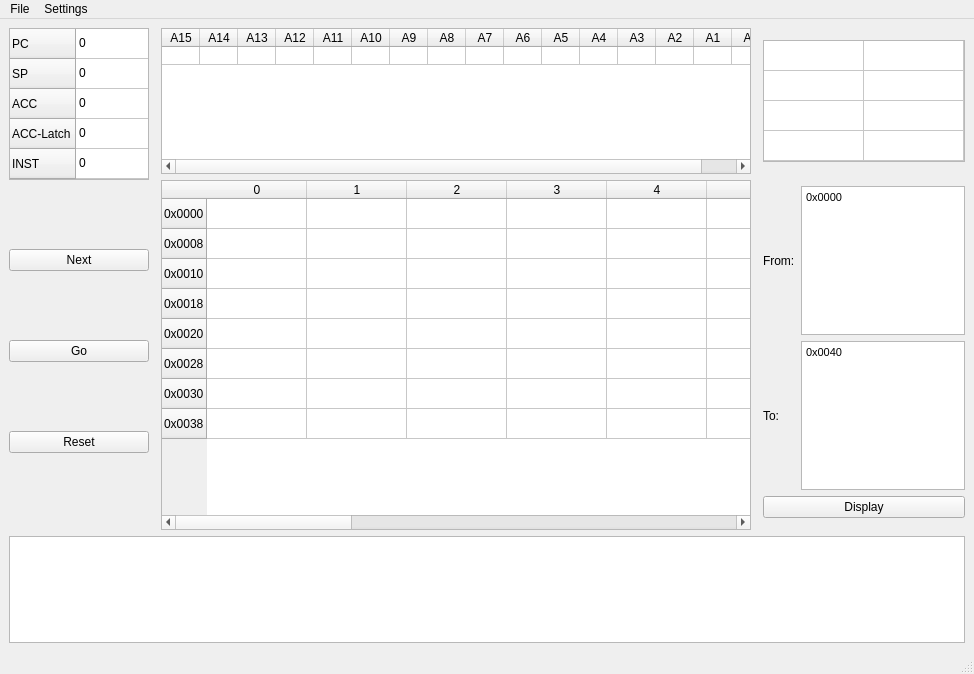
This is Code/ui/Intel8080_MainWindow.ui in NicoSchrodt/8-Bit-Simulator as Qt 5 draws it before an edit. The edited form follows.
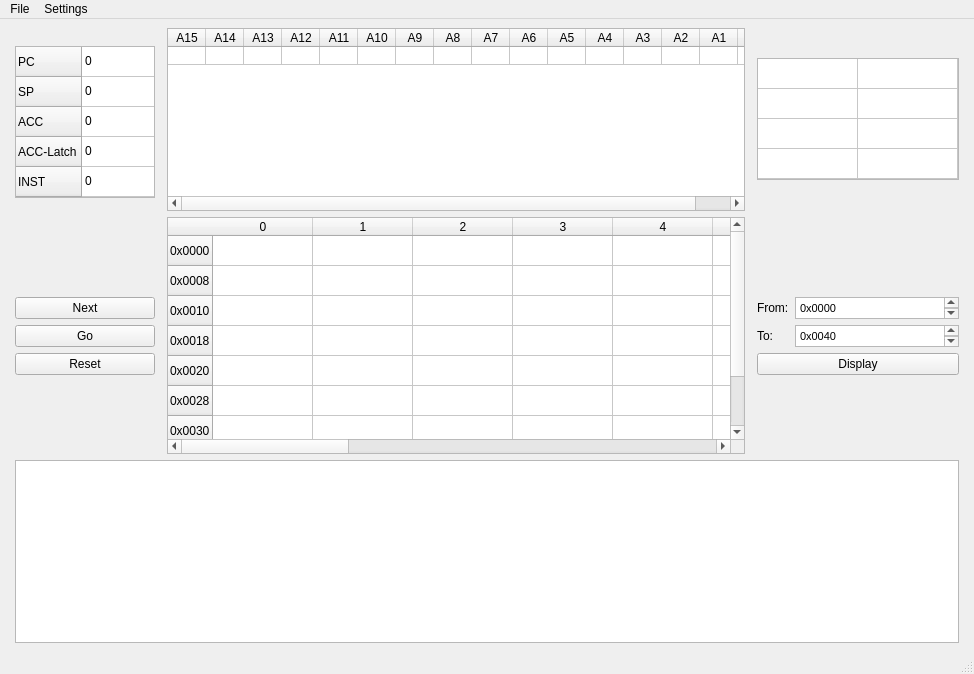
This is the edited form.

Commit message: Redid format, margins and spacings now look properly

```diff
--- a/Code/ui/Intel8080_MainWindow.ui
+++ b/Code/ui/Intel8080_MainWindow.ui
@@ -15,225 +15,6 @@
   </property>
   <widget class="QWidget" name="centralwidget">
    <layout class="QGridLayout" name="gridLayout">
-    <item row="1" column="2" rowspan="4">
-     <widget class="QTableWidget" name="ProgramMemory_table">
-      <property name="sizeAdjustPolicy">
-       <enum>QAbstractScrollArea::AdjustToContents</enum>
-      </property>
-      <row>
-       <property name="text">
-        <string>0x0000</string>
-       </property>
-      </row>
-      <row>
-       <property name="text">
-        <string>0x0008</string>
-       </property>
-      </row>
-      <row>
-       <property name="text">
-        <string>0x0010</string>
-       </property>
-      </row>
-      <row>
-       <property name="text">
-        <string>0x0018</string>
-       </property>
-      </row>
-      <row>
-       <property name="text">
-        <string>0x0020</string>
-       </property>
-      </row>
-      <row>
-       <property name="text">
-        <string>0x0028</string>
-       </property>
-      </row>
-      <row>
-       <property name="text">
-        <string>0x0030</string>
-       </property>
-      </row>
-      <row>
-       <property name="text">
-        <string>0x0038</string>
-       </property>
-      </row>
-      <column>
-       <property name="text">
-        <string>0</string>
-       </property>
-      </column>
-      <column>
-       <property name="text">
-        <string>1</string>
-       </property>
-      </column>
-      <column>
-       <property name="text">
-        <string>2</string>
-       </property>
-      </column>
-      <column>
-       <property name="text">
-        <string>3</string>
-       </property>
-      </column>
-      <column>
-       <property name="text">
-        <string>4</string>
-       </property>
-      </column>
-      <column>
-       <property name="text">
-        <string>5</string>
-       </property>
-      </column>
-      <column>
-       <property name="text">
-        <string>6</string>
-       </property>
-      </column>
-      <column>
-       <property name="text">
-        <string>7</string>
-       </property>
-      </column>
-      <column>
-       <property name="text">
-        <string>8</string>
-       </property>
-      </column>
-      <column>
-       <property name="text">
-        <string>9</string>
-       </property>
-      </column>
-      <column>
-       <property name="text">
-        <string>A</string>
-       </property>
-      </column>
-      <column>
-       <property name="text">
-        <string>B</string>
-       </property>
-      </column>
-      <column>
-       <property name="text">
-        <string>C</string>
-       </property>
-      </column>
-      <column>
-       <property name="text">
-        <string>D</string>
-       </property>
-      </column>
-      <column>
-       <property name="text">
-        <string>E</string>
-       </property>
-      </column>
-      <column>
-       <property name="text">
-        <string>F</string>
-       </property>
-      </column>
-     </widget>
-    </item>
-    <item row="0" column="0" rowspan="2">
-     <widget class="QTableWidget" name="Registers_table">
-      <property name="sizePolicy">
-       <sizepolicy hsizetype="Expanding" vsizetype="Expanding">
-        <horstretch>0</horstretch>
-        <verstretch>0</verstretch>
-       </sizepolicy>
-      </property>
-      <property name="minimumSize">
-       <size>
-        <width>140</width>
-        <height>152</height>
-       </size>
-      </property>
-      <property name="maximumSize">
-       <size>
-        <width>140</width>
-        <height>152</height>
-       </size>
-      </property>
-      <attribute name="horizontalHeaderVisible">
-       <bool>false</bool>
-      </attribute>
-      <attribute name="horizontalHeaderCascadingSectionResizes">
-       <bool>true</bool>
-      </attribute>
-      <attribute name="horizontalHeaderMinimumSectionSize">
-       <number>0</number>
-      </attribute>
-      <attribute name="horizontalHeaderDefaultSectionSize">
-       <number>74</number>
-      </attribute>
-      <attribute name="verticalHeaderCascadingSectionResizes">
-       <bool>true</bool>
-      </attribute>
-      <row>
-       <property name="text">
-        <string>PC</string>
-       </property>
-      </row>
-      <row>
-       <property name="text">
-        <string>SP</string>
-       </property>
-      </row>
-      <row>
-       <property name="text">
-        <string>ACC</string>
-       </property>
-      </row>
-      <row>
-       <property name="text">
-        <string>ACC-Latch</string>
-       </property>
-      </row>
-      <row>
-       <property name="text">
-        <string>INST</string>
-       </property>
-      </row>
-      <column>
-       <property name="text">
-        <string/>
-       </property>
-      </column>
-      <item row="0" column="0">
-       <property name="text">
-        <string>0</string>
-       </property>
-      </item>
-      <item row="1" column="0">
-       <property name="text">
-        <string>0</string>
-       </property>
-      </item>
-      <item row="2" column="0">
-       <property name="text">
-        <string>0</string>
-       </property>
-      </item>
-      <item row="3" column="0">
-       <property name="text">
-        <string>0</string>
-       </property>
-      </item>
-      <item row="4" column="0">
-       <property name="text">
-        <string>0</string>
-       </property>
-      </item>
-     </widget>
-    </item>
     <item row="0" column="2">
      <widget class="QTableWidget" name="AddressLatch_table">
       <attribute name="horizontalHeaderVisible">
@@ -344,104 +125,11 @@
       </column>
      </widget>
     </item>
-    <item row="0" column="4">
-     <widget class="QTableWidget" name="Register_array_table">
-      <property name="sizePolicy">
-       <sizepolicy hsizetype="Expanding" vsizetype="Minimum">
-        <horstretch>0</horstretch>
-        <verstretch>0</verstretch>
-       </sizepolicy>
-      </property>
-      <property name="minimumSize">
-       <size>
-        <width>202</width>
-        <height>122</height>
-       </size>
-      </property>
-      <property name="maximumSize">
-       <size>
-        <width>202</width>
-        <height>122</height>
-       </size>
-      </property>
-      <attribute name="horizontalHeaderVisible">
-       <bool>false</bool>
-      </attribute>
-      <attribute name="horizontalHeaderCascadingSectionResizes">
-       <bool>true</bool>
-      </attribute>
-      <attribute name="horizontalHeaderMinimumSectionSize">
-       <number>0</number>
-      </attribute>
-      <attribute name="verticalHeaderVisible">
-       <bool>false</bool>
-      </attribute>
-      <attribute name="verticalHeaderCascadingSectionResizes">
-       <bool>true</bool>
-      </attribute>
-      <attribute name="verticalHeaderMinimumSectionSize">
-       <number>0</number>
-      </attribute>
-      <row>
-       <property name="text">
-        <string/>
-       </property>
-      </row>
-      <row>
-       <property name="text">
-        <string/>
-       </property>
-      </row>
-      <row>
-       <property name="text">
-        <string/>
-       </property>
-      </row>
-      <row>
-       <property name="text">
-        <string/>
-       </property>
-      </row>
-      <column>
-       <property name="text">
-        <string/>
-       </property>
-      </column>
-      <column>
-       <property name="text">
-        <string/>
-       </property>
-      </column>
-     </widget>
-    </item>
-    <item row="6" column="0" colspan="5">
-     <widget class="QTableWidget" name="Program_table">
-      <attribute name="horizontalHeaderVisible">
-       <bool>false</bool>
-      </attribute>
-      <attribute name="horizontalHeaderMinimumSectionSize">
-       <number>0</number>
-      </attribute>
-      <attribute name="horizontalHeaderDefaultSectionSize">
-       <number>0</number>
-      </attribute>
-      <attribute name="verticalHeaderVisible">
-       <bool>false</bool>
-      </attribute>
-      <column>
-       <property name="text">
-        <string/>
-       </property>
-      </column>
-      <column>
-       <property name="text">
-        <string/>
-       </property>
-      </column>
-     </widget>
-    </item>
-    <item row="2" column="0">
+    <item row="4" column="0">
      <layout class="QVBoxLayout" name="ProgramInstructions">
+      <property name="leftMargin">
+       <number>6</number>
+      </property>
       <item>
        <widget class="QPushButton" name="next_button">
         <property name="text">
@@ -465,8 +153,243 @@
       </item>
      </layout>
     </item>
-    <item row="2" column="4">
+    <item row="0" column="0">
+     <layout class="QGridLayout" name="gridLayout_7">
+      <property name="leftMargin">
+       <number>6</number>
+      </property>
+      <property name="topMargin">
+       <number>6</number>
+      </property>
+      <item row="0" column="0">
+       <widget class="QTableWidget" name="Registers_table">
+        <property name="sizePolicy">
+         <sizepolicy hsizetype="Expanding" vsizetype="Expanding">
+          <horstretch>0</horstretch>
+          <verstretch>0</verstretch>
+         </sizepolicy>
+        </property>
+        <property name="minimumSize">
+         <size>
+          <width>140</width>
+          <height>152</height>
+         </size>
+        </property>
+        <property name="maximumSize">
+         <size>
+          <width>140</width>
+          <height>152</height>
+         </size>
+        </property>
+        <attribute name="horizontalHeaderVisible">
+         <bool>false</bool>
+        </attribute>
+        <attribute name="horizontalHeaderCascadingSectionResizes">
+         <bool>true</bool>
+        </attribute>
+        <attribute name="horizontalHeaderMinimumSectionSize">
+         <number>0</number>
+        </attribute>
+        <attribute name="horizontalHeaderDefaultSectionSize">
+         <number>74</number>
+        </attribute>
+        <attribute name="verticalHeaderCascadingSectionResizes">
+         <bool>true</bool>
+        </attribute>
+        <row>
+         <property name="text">
+          <string>PC</string>
+         </property>
+        </row>
+        <row>
+         <property name="text">
+          <string>SP</string>
+         </property>
+        </row>
+        <row>
+         <property name="text">
+          <string>ACC</string>
+         </property>
+        </row>
+        <row>
+         <property name="text">
+          <string>ACC-Latch</string>
+         </property>
+        </row>
+        <row>
+         <property name="text">
+          <string>INST</string>
+         </property>
+        </row>
+        <column>
+         <property name="text">
+          <string/>
+         </property>
+        </column>
+        <item row="0" column="0">
+         <property name="text">
+          <string>0</string>
+         </property>
+        </item>
+        <item row="1" column="0">
+         <property name="text">
+          <string>0</string>
+         </property>
+        </item>
+        <item row="2" column="0">
+         <property name="text">
+          <string>0</string>
+         </property>
+        </item>
+        <item row="3" column="0">
+         <property name="text">
+          <string>0</string>
+         </property>
+        </item>
+        <item row="4" column="0">
+         <property name="text">
+          <string>0</string>
+         </property>
+        </item>
+       </widget>
+      </item>
+     </layout>
+    </item>
+    <item row="2" column="2" rowspan="5">
+     <widget class="QTableWidget" name="ProgramMemory_table">
+      <property name="sizeAdjustPolicy">
+       <enum>QAbstractScrollArea::AdjustToContents</enum>
+      </property>
+      <attribute name="horizontalHeaderMinimumSectionSize">
+       <number>35</number>
+      </attribute>
+      <row>
+       <property name="text">
+        <string>0x0000</string>
+       </property>
+      </row>
+      <row>
+       <property name="text">
+        <string>0x0008</string>
+       </property>
+      </row>
+      <row>
+       <property name="text">
+        <string>0x0010</string>
+       </property>
+      </row>
+      <row>
+       <property name="text">
+        <string>0x0018</string>
+       </property>
+      </row>
+      <row>
+       <property name="text">
+        <string>0x0020</string>
+       </property>
+      </row>
+      <row>
+       <property name="text">
+        <string>0x0028</string>
+       </property>
+      </row>
+      <row>
+       <property name="text">
+        <string>0x0030</string>
+       </property>
+      </row>
+      <row>
+       <property name="text">
+        <string>0x0038</string>
+       </property>
+      </row>
+      <column>
+       <property name="text">
+        <string>0</string>
+       </property>
+      </column>
+      <column>
+       <property name="text">
+        <string>1</string>
+       </property>
+      </column>
+      <column>
+       <property name="text">
+        <string>2</string>
+       </property>
+      </column>
+      <column>
+       <property name="text">
+        <string>3</string>
+       </property>
+      </column>
+      <column>
+       <property name="text">
+        <string>4</string>
+       </property>
+      </column>
+      <column>
+       <property name="text">
+        <string>5</string>
+       </property>
+      </column>
+      <column>
+       <property name="text">
+        <string>6</string>
+       </property>
+      </column>
+      <column>
+       <property name="text">
+        <string>7</string>
+       </property>
+      </column>
+      <column>
+       <property name="text">
+        <string>8</string>
+       </property>
+      </column>
+      <column>
+       <property name="text">
+        <string>9</string>
+       </property>
+      </column>
+      <column>
+       <property name="text">
+        <string>A</string>
+       </property>
+      </column>
+      <column>
+       <property name="text">
+        <string>B</string>
+       </property>
+      </column>
+      <column>
+       <property name="text">
+        <string>C</string>
+       </property>
+      </column>
+      <column>
+       <property name="text">
+        <string>D</string>
+       </property>
+      </column>
+      <column>
+       <property name="text">
+        <string>E</string>
+       </property>
+      </column>
+      <column>
+       <property name="text">
+        <string>F</string>
+       </property>
+      </column>
+     </widget>
+    </item>
+    <item row="4" column="4">
      <layout class="QGridLayout" name="MemoryDisplaySettings">
+      <property name="rightMargin">
+       <number>6</number>
+      </property>
       <item row="1" column="0">
        <widget class="QLabel" name="label_2">
         <property name="text">
@@ -476,23 +399,35 @@
       </item>
       <item row="0" column="1">
        <widget class="QTextEdit" name="textEdit">
+        <property name="maximumSize">
+         <size>
+          <width>16777215</width>
+          <height>22</height>
+         </size>
+        </property>
         <property name="html">
          <string>&lt;!DOCTYPE HTML PUBLIC &quot;-//W3C//DTD HTML 4.0//EN&quot; &quot;http://www.w3.org/TR/REC-html40/strict.dtd&quot;&gt;
 &lt;html&gt;&lt;head&gt;&lt;meta name=&quot;qrichtext&quot; content=&quot;1&quot; /&gt;&lt;style type=&quot;text/css&quot;&gt;
 p, li { white-space: pre-wrap; }
-&lt;/style&gt;&lt;/head&gt;&lt;body style=&quot; font-family:'MS Shell Dlg 2'; font-size:7.875pt; font-weight:400; font-style:normal;&quot;&gt;
-&lt;p style=&quot; margin-top:0px; margin-bottom:0px; margin-left:0px; margin-right:0px; -qt-block-indent:0; text-indent:0px;&quot;&gt;0x0000&lt;/p&gt;&lt;/body&gt;&lt;/html&gt;</string>
+&lt;/style&gt;&lt;/head&gt;&lt;body style=&quot; font-family:'MS Shell Dlg 2'; font-size:8.25pt; font-weight:400; font-style:normal;&quot;&gt;
+&lt;p style=&quot; margin-top:0px; margin-bottom:0px; margin-left:0px; margin-right:0px; -qt-block-indent:0; text-indent:0px;&quot;&gt;&lt;span style=&quot; font-size:7.875pt;&quot;&gt;0x0000&lt;/span&gt;&lt;/p&gt;&lt;/body&gt;&lt;/html&gt;</string>
         </property>
        </widget>
       </item>
       <item row="1" column="1">
        <widget class="QTextEdit" name="textEdit_2">
+        <property name="maximumSize">
+         <size>
+          <width>16777215</width>
+          <height>22</height>
+         </size>
+        </property>
         <property name="html">
          <string>&lt;!DOCTYPE HTML PUBLIC &quot;-//W3C//DTD HTML 4.0//EN&quot; &quot;http://www.w3.org/TR/REC-html40/strict.dtd&quot;&gt;
 &lt;html&gt;&lt;head&gt;&lt;meta name=&quot;qrichtext&quot; content=&quot;1&quot; /&gt;&lt;style type=&quot;text/css&quot;&gt;
 p, li { white-space: pre-wrap; }
-&lt;/style&gt;&lt;/head&gt;&lt;body style=&quot; font-family:'MS Shell Dlg 2'; font-size:7.875pt; font-weight:400; font-style:normal;&quot;&gt;
-&lt;p style=&quot; margin-top:0px; margin-bottom:0px; margin-left:0px; margin-right:0px; -qt-block-indent:0; text-indent:0px;&quot;&gt;0x0040&lt;/p&gt;&lt;/body&gt;&lt;/html&gt;</string>
+&lt;/style&gt;&lt;/head&gt;&lt;body style=&quot; font-family:'MS Shell Dlg 2'; font-size:8.25pt; font-weight:400; font-style:normal;&quot;&gt;
+&lt;p style=&quot; margin-top:0px; margin-bottom:0px; margin-left:0px; margin-right:0px; -qt-block-indent:0; text-indent:0px;&quot;&gt;&lt;span style=&quot; font-size:7.875pt;&quot;&gt;0x0040&lt;/span&gt;&lt;/p&gt;&lt;/body&gt;&lt;/html&gt;</string>
         </property>
        </widget>
       </item>
@@ -512,6 +447,119 @@
       </item>
      </layout>
     </item>
+    <item row="7" column="0" colspan="5">
+     <layout class="QGridLayout" name="gridLayout_8">
+      <property name="leftMargin">
+       <number>6</number>
+      </property>
+      <property name="rightMargin">
+       <number>6</number>
+      </property>
+      <item row="0" column="0">
+       <widget class="QTableWidget" name="Program_table">
+        <attribute name="horizontalHeaderVisible">
+         <bool>false</bool>
+        </attribute>
+        <attribute name="horizontalHeaderMinimumSectionSize">
+         <number>0</number>
+        </attribute>
+        <attribute name="horizontalHeaderDefaultSectionSize">
+         <number>0</number>
+        </attribute>
+        <attribute name="verticalHeaderVisible">
+         <bool>false</bool>
+        </attribute>
+        <column>
+         <property name="text">
+          <string/>
+         </property>
+        </column>
+        <column>
+         <property name="text">
+          <string/>
+         </property>
+        </column>
+       </widget>
+      </item>
+     </layout>
+    </item>
+    <item row="0" column="4">
+     <layout class="QGridLayout" name="gridLayout_9">
+      <property name="rightMargin">
+       <number>6</number>
+      </property>
+      <item row="0" column="0">
+       <widget class="QTableWidget" name="Register_array_table">
+        <property name="sizePolicy">
+         <sizepolicy hsizetype="Expanding" vsizetype="Minimum">
+          <horstretch>0</horstretch>
+          <verstretch>0</verstretch>
+         </sizepolicy>
+        </property>
+        <property name="minimumSize">
+         <size>
+          <width>202</width>
+          <height>122</height>
+         </size>
+        </property>
+        <property name="maximumSize">
+         <size>
+          <width>202</width>
+          <height>122</height>
+         </size>
+        </property>
+        <attribute name="horizontalHeaderVisible">
+         <bool>false</bool>
+        </attribute>
+        <attribute name="horizontalHeaderCascadingSectionResizes">
+         <bool>true</bool>
+        </attribute>
+        <attribute name="horizontalHeaderMinimumSectionSize">
+         <number>0</number>
+        </attribute>
+        <attribute name="verticalHeaderVisible">
+         <bool>false</bool>
+        </attribute>
+        <attribute name="verticalHeaderCascadingSectionResizes">
+         <bool>true</bool>
+        </attribute>
+        <attribute name="verticalHeaderMinimumSectionSize">
+         <number>0</number>
+        </attribute>
+        <row>
+         <property name="text">
+          <string/>
+         </property>
+        </row>
+        <row>
+         <property name="text">
+          <string/>
+         </property>
+        </row>
+        <row>
+         <property name="text">
+          <string/>
+         </property>
+        </row>
+        <row>
+         <property name="text">
+          <string/>
+         </property>
+        </row>
+        <column>
+         <property name="text">
+          <string/>
+         </property>
+        </column>
+        <column>
+         <property name="text">
+          <string/>
+         </property>
+        </column>
+       </widget>
+      </item>
+     </layout>
+    </item>
    </layout>
   </widget>
   <widget class="QMenuBar" name="menubar">
```
Left out of the diff: 2 changed lines with no effect on the pictures.
